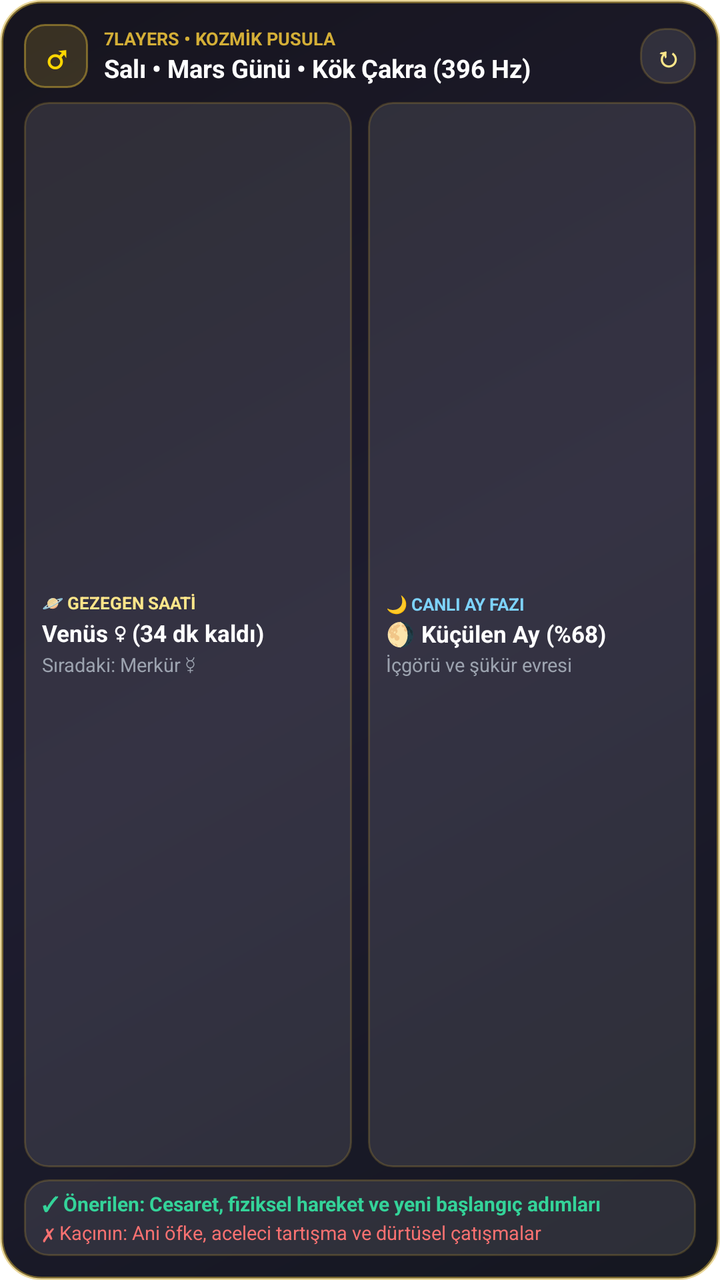
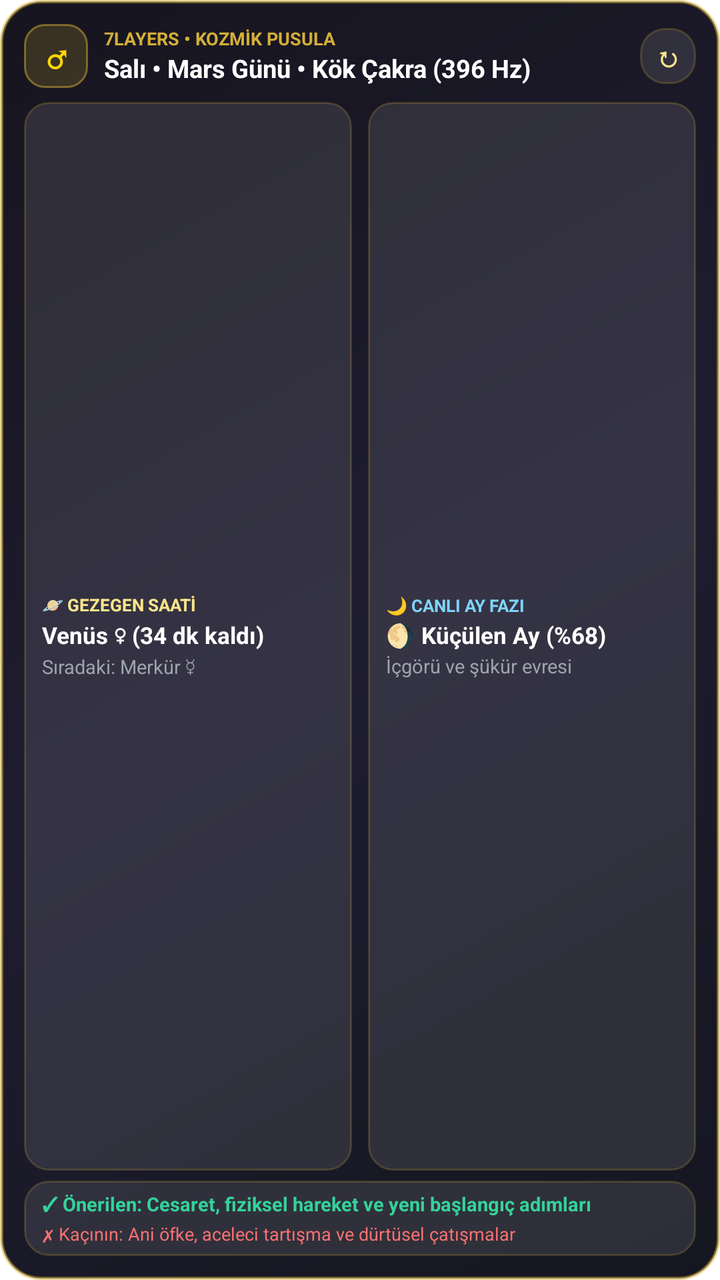

The first picture is an Android layout as it rendered before a commit; the second is the same layout after the commit. The layout source and the unified diff follow.
<!-- AndroidManifest.xml: application theme AppTheme -->
<!-- res/layout/cosmic_widget.xml -->
<?xml version="1.0" encoding="utf-8"?>
<LinearLayout xmlns:android="http://schemas.android.com/apk/res/android"
    android:id="@+id/widget_root"
    android:layout_width="match_parent"
    android:layout_height="match_parent"
    android:background="@drawable/cosmic_widget_bg"
    android:orientation="vertical"
    android:padding="12dp">

    
    <LinearLayout
        android:layout_width="match_parent"
        android:layout_height="wrap_content"
        android:gravity="center_vertical"
        android:orientation="horizontal">

        <TextView
            android:id="@+id/widget_symbol"
            android:layout_width="32dp"
            android:layout_height="32dp"
            android:background="@drawable/cosmic_pill_bg"
            android:gravity="center"
            android:text="♂"
            android:textColor="#FFD700"
            android:textSize="17sp"
            android:textStyle="bold" />

        <LinearLayout
            android:layout_width="0dp"
            android:layout_height="wrap_content"
            android:layout_marginStart="8dp"
            android:layout_weight="1"
            android:orientation="vertical">

            <TextView
                android:id="@+id/widget_badge"
                android:layout_width="wrap_content"
                android:layout_height="wrap_content"
                android:text="7LAYERS • KOZMİK PUSULA"
                android:textColor="#D4AF37"
                android:textSize="9sp"
                android:textStyle="bold" />

            <TextView
                android:id="@+id/widget_title"
                android:layout_width="wrap_content"
                android:layout_height="wrap_content"
                android:ellipsize="end"
                android:maxLines="1"
                android:text="Salı • Mars Günü • Kök Çakra (396 Hz)"
                android:textColor="#FFFFFF"
                android:textSize="12.5sp"
                android:textStyle="bold" />
        </LinearLayout>

        <TextView
            android:id="@+id/widget_refresh_btn"
            android:layout_width="28dp"
            android:layout_height="28dp"
            android:background="@drawable/cosmic_inner_card_bg"
            android:gravity="center"
            android:text="↻"
            android:textColor="#FDE68A"
            android:textSize="14sp"
            android:textStyle="bold" />
    </LinearLayout>

    
    <LinearLayout
        android:layout_width="match_parent"
        android:layout_height="0dp"
        android:layout_marginTop="7dp"
        android:layout_weight="1"
        android:baselineAligned="false"
        android:orientation="horizontal">

        
        <LinearLayout
            android:layout_width="0dp"
            android:layout_height="match_parent"
            android:layout_marginEnd="4dp"
            android:layout_weight="1"
            android:background="@drawable/cosmic_inner_card_bg"
            android:gravity="center_vertical"
            android:orientation="vertical"
            android:paddingHorizontal="9dp"
            android:paddingVertical="6dp">

            <TextView
                android:layout_width="wrap_content"
                android:layout_height="wrap_content"
                android:text="🪐 GEZEGEN SAATİ"
                android:textColor="#FDE68A"
                android:textSize="8.5sp"
                android:textStyle="bold" />

            <TextView
                android:id="@+id/widget_hour_pill"
                android:layout_width="wrap_content"
                android:layout_height="wrap_content"
                android:layout_marginTop="1dp"
                android:ellipsize="end"
                android:maxLines="1"
                android:text="Venüs ♀ (34 dk kaldı)"
                android:textColor="#FFFFFF"
                android:textSize="11.5sp"
                android:textStyle="bold" />

            <TextView
                android:id="@+id/widget_next_hour"
                android:layout_width="wrap_content"
                android:layout_height="wrap_content"
                android:layout_marginTop="1dp"
                android:ellipsize="end"
                android:maxLines="1"
                android:text="Sıradaki: Merkür ☿"
                android:textColor="#9CA3AF"
                android:textSize="9.5sp" />
        </LinearLayout>

        
        <LinearLayout
            android:layout_width="0dp"
            android:layout_height="match_parent"
            android:layout_marginStart="4dp"
            android:layout_weight="1"
            android:background="@drawable/cosmic_inner_card_bg"
            android:gravity="center_vertical"
            android:orientation="vertical"
            android:paddingHorizontal="9dp"
            android:paddingVertical="6dp">

            <TextView
                android:layout_width="wrap_content"
                android:layout_height="wrap_content"
                android:text="🌙 CANLI AY FAZI"
                android:textColor="#7DD3FC"
                android:textSize="8.5sp"
                android:textStyle="bold" />

            <TextView
                android:id="@+id/widget_moon_title"
                android:layout_width="wrap_content"
                android:layout_height="wrap_content"
                android:layout_marginTop="1dp"
                android:ellipsize="end"
                android:maxLines="1"
                android:text="🌖 Küçülen Ay (%68)"
                android:textColor="#FFFFFF"
                android:textSize="11.5sp"
                android:textStyle="bold" />

            <TextView
                android:id="@+id/widget_moon_sub"
                android:layout_width="wrap_content"
                android:layout_height="wrap_content"
                android:layout_marginTop="1dp"
                android:ellipsize="end"
                android:maxLines="1"
                android:text="İçgörü ve şükür evresi"
                android:textColor="#9CA3AF"
                android:textSize="9.5sp" />
        </LinearLayout>
    </LinearLayout>

    
    <LinearLayout
        android:layout_width="match_parent"
        android:layout_height="wrap_content"
        android:layout_marginTop="6dp"
        android:background="@drawable/cosmic_inner_card_bg"
        android:orientation="vertical"
        android:paddingHorizontal="9dp"
        android:paddingVertical="5dp">

        <TextView
            android:id="@+id/widget_guidance"
            android:layout_width="match_parent"
            android:layout_height="wrap_content"
            android:ellipsize="end"
            android:maxLines="1"
            android:text="✓ Önerilen: Cesaret, fiziksel hareket ve yeni başlangıç adımları"
            android:textColor="#34D399"
            android:textSize="10sp"
            android:textStyle="bold" />

        <TextView
            android:id="@+id/widget_avoid"
            android:layout_width="match_parent"
            android:layout_height="wrap_content"
            android:layout_marginTop="1dp"
            android:ellipsize="end"
            android:maxLines="1"
            android:text="✗ Kaçının: Ani öfke, aceleci tartışma ve dürtüsel çatışmalar"
            android:textColor="#F87171"
            android:textSize="9.5sp" />
    </LinearLayout>
</LinearLayout>
<!-- resources referenced by this layout -->
<resources>
  <!-- drawable cosmic_inner_card_bg (drawable) -->
  <?xml version="1.0" encoding="utf-8"?>
  <shape xmlns:android="http://schemas.android.com/apk/res/android"
      android:shape="rectangle">
      <solid android:color="#1AFFFFFF" />
      <corners android:radius="12dp" />
      <stroke
          android:width="1dp"
          android:color="#38D4AF37" />
  </shape>
  <!-- drawable cosmic_pill_bg (drawable) -->
  <?xml version="1.0" encoding="utf-8"?>
  <shape xmlns:android="http://schemas.android.com/apk/res/android"
      android:shape="rectangle">
      <solid android:color="#2ED4AF37" />
      <corners android:radius="10dp" />
      <stroke
          android:width="1dp"
          android:color="#80D4AF37" />
  </shape>
  <!-- drawable cosmic_widget_bg (drawable) -->
  <?xml version="1.0" encoding="utf-8"?>
  <shape xmlns:android="http://schemas.android.com/apk/res/android"
      android:shape="rectangle">
      <gradient
          android:angle="135"
          android:startColor="#F2080A14"
          android:centerColor="#F2121024"
          android:endColor="#F20A0812"
          android:type="linear" />
      <corners android:radius="20dp" />
      <stroke
          android:width="1.5dp"
          android:color="#80D4AF37" />
  </shape>
</resources>

<!-- the commit's change to res/layout/cosmic_widget.xml (unified diff, before → after) -->
@@ -167,7 +167,7 @@
     <LinearLayout
         android:layout_width="match_parent"
         android:layout_height="wrap_content"
-        android:layout_marginTop="6dp"
+        android:layout_marginTop="5dp"
         android:background="@drawable/cosmic_inner_card_bg"
         android:orientation="vertical"
         android:paddingHorizontal="9dp"
@@ -178,21 +178,23 @@
             android:layout_width="match_parent"
             android:layout_height="wrap_content"
             android:ellipsize="end"
-            android:maxLines="1"
+            android:lineSpacingExtra="1dp"
+            android:maxLines="2"
             android:text="✓ Önerilen: Cesaret, fiziksel hareket ve yeni başlangıç adımları"
             android:textColor="#34D399"
-            android:textSize="10sp"
+            android:textSize="9.5sp"
             android:textStyle="bold" />
 
         <TextView
             android:id="@+id/widget_avoid"
             android:layout_width="match_parent"
             android:layout_height="wrap_content"
-            android:layout_marginTop="1dp"
+            android:layout_marginTop="2dp"
             android:ellipsize="end"
-            android:maxLines="1"
+            android:lineSpacingExtra="1dp"
+            android:maxLines="2"
             android:text="✗ Kaçının: Ani öfke, aceleci tartışma ve dürtüsel çatışmalar"
             android:textColor="#F87171"
-            android:textSize="9.5sp" />
+            android:textSize="9sp" />
     </LinearLayout>
 </LinearLayout>
